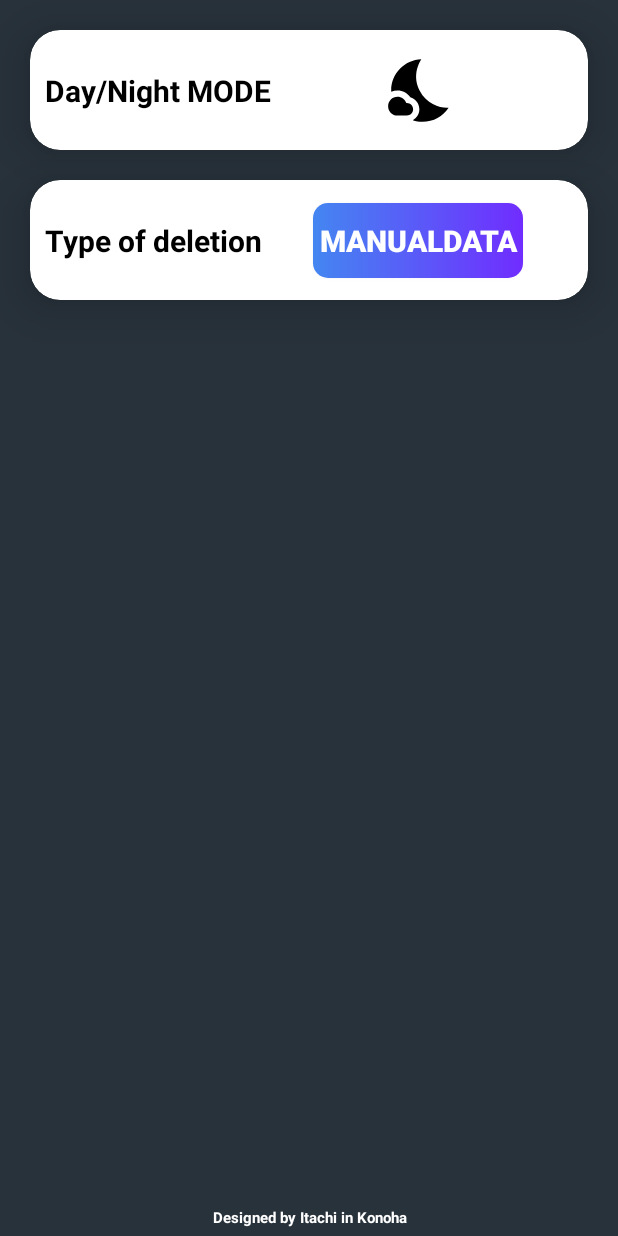
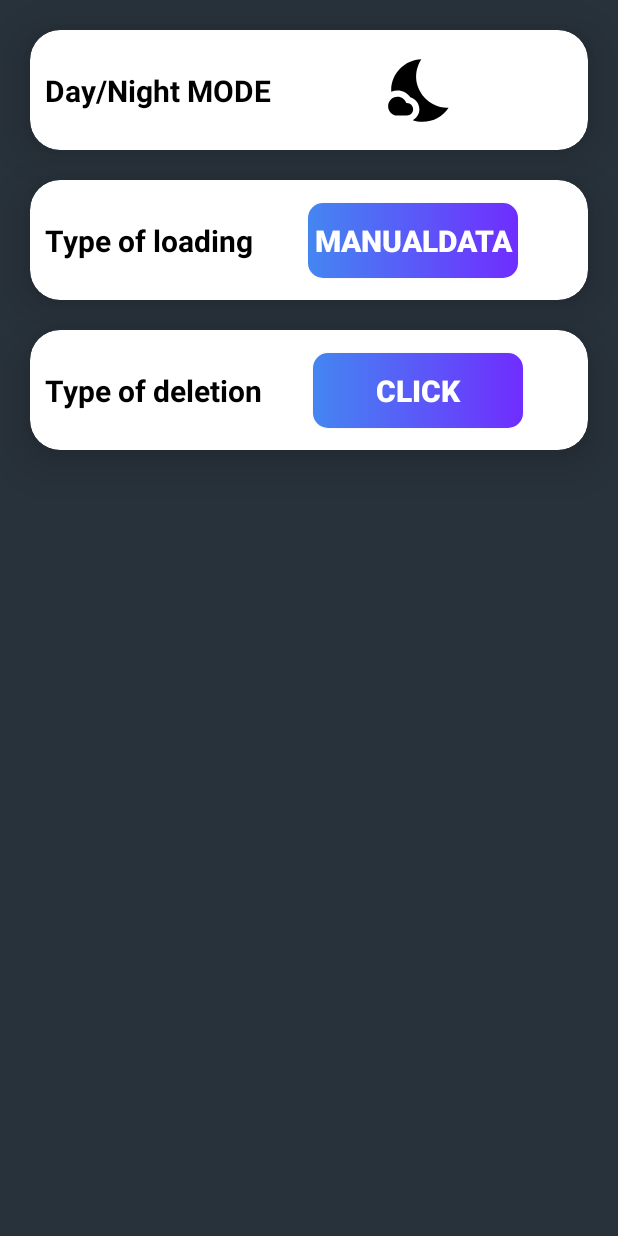
Before and after one commit to TheAlisher/BoredApp, an Android app: the fragment SettingsFragment shown on its own in the app's theme, on a phone screen of 412 x 824 dp. Run offline under Robolectric (Android 15) with nearby library versions, the phone set to English and light mode, and no system bars.

Commit message:
minor refactoring

```diff
--- a/app/src/main/java/com/example/bored/data/AppPreferences.java
+++ b/app/src/main/java/com/example/bored/data/AppPreferences.java
@@ -5,14 +5,16 @@ import android.content.SharedPreferences;
 
 public class AppPreferences {
 
-    // ON BOARD
+    // ONBOARD
     private static final String PREF_IS_FIRST_LAUNCH = "is_first_launch";
     // LIGHT / DARK | MODE
     private static final String PREF_LIGHT_DARK_MODE = "light_dark_mode";
-    // LIVEDATA / SWIPEDATA / MANUALDATA | MODE
+    // MANUALDATA / LIVEDATA | LOAD MODE
+    public static final String PREF_MANUAL_DATA = "manual_data";
     public static final String PREF_LIVE_DATA = "live_data";
-    public static final String PREF_SWIPE_DATA = "swipe_data";
-    public static final String PREF_MANUAL_DATA = "manual_data";
+    // CLICK / SWIPE | DELETE MODE
+    public static final String PREF_CLICK_DELETE = "click_delete";
+    public static final String PREF_SWIPE_DELETE = "swipe_delete";
 
     private SharedPreferences preferences;
 
@@ -40,28 +42,37 @@ public class AppPreferences {
         preferences.edit().putBoolean(PREF_LIGHT_DARK_MODE, flag).apply();
     }
 
-    // LiveData / SwipeDelete / ManualDeleteInCode | MODE
-    public boolean isLiveDataON() {
-        return preferences.getBoolean(PREF_LIVE_DATA, true);
+    // MANUALDATA / LIVEDATA | LOAD MODE
+    public boolean isManualData() {
+        return preferences.getBoolean(PREF_MANUAL_DATA, true);
+    }
+
+    public void setManualData(boolean flag) {
+        preferences.edit().putBoolean(PREF_MANUAL_DATA, flag).apply();
+    }
+
+    public boolean isLiveData() {
+        return preferences.getBoolean(PREF_LIVE_DATA, false);
     }
 
     public void setLiveData(boolean flag) {
         preferences.edit().putBoolean(PREF_LIVE_DATA, flag).apply();
     }
 
-    public boolean isSwipeDeleteON() {
-        return preferences.getBoolean(PREF_SWIPE_DATA, true);
+    // CLICK / SWIPE | DELETE MODE
+    public boolean isClickDelete() {
+        return preferences.getBoolean(PREF_CLICK_DELETE, true);
+    }
+
+    public void setClickDelete(boolean flag) {
+        preferences.edit().putBoolean(PREF_CLICK_DELETE, flag).apply();
+    }
+
+    public boolean isSwipeDelete() {
+        return preferences.getBoolean(PREF_SWIPE_DELETE, false);
     }
 
     public void setSwipeDelete(boolean flag) {
-        preferences.edit().putBoolean(PREF_SWIPE_DATA, flag).apply();
-    }
-
-    public boolean isManualDeleteON() {
-        return preferences.getBoolean(PREF_MANUAL_DATA, true);
-    }
-
-    public void setManualDelete(boolean flag) {
-        preferences.edit().putBoolean(PREF_MANUAL_DATA, flag).apply();
+        preferences.edit().putBoolean(PREF_SWIPE_DELETE, flag).apply();
     }
 }
--- a/app/src/main/java/com/example/bored/presentation_ui/main/MainActivity.java
+++ b/app/src/main/java/com/example/bored/presentation_ui/main/MainActivity.java
@@ -35,9 +35,8 @@ public class MainActivity extends AppCompatActivity {
         super.onCreate(savedInstanceState);
         setContentView(R.layout.activity_main);
         isFirstLaunch();
-
         initializationViews();
-        createNavigationBottomWithViewPager();
+        createBottomNavigationWithViewPager();
     }
 
     private void isDarkModeON() {
@@ -60,7 +59,7 @@ public class MainActivity extends AppCompatActivity {
         mBottomNavigationView = findViewById(R.id.navigationView_main);
     }
 
-    private void createNavigationBottomWithViewPager() {
+    private void createBottomNavigationWithViewPager() {
         mViewPager.setAdapter(new MainPagerAdapter(getSupportFragmentManager()));
         mViewPager.setOffscreenPageLimit(2);
         mBottomNavigationView.setOnNavigationItemSelectedListener(new BottomNavigationView.OnNavigationItemSelectedListener() {
--- a/app/src/main/java/com/example/bored/presentation_ui/settings/SettingsFragment.java
+++ b/app/src/main/java/com/example/bored/presentation_ui/settings/SettingsFragment.java
@@ -19,7 +19,8 @@ import com.example.bored.R;
 public class SettingsFragment extends Fragment {
 
     private ImageView imageDayNightMode;
-    private Button buttonTypeOfDeletionChoose;
+    private Button buttonTypeOfLoading;
+    private Button buttonTypeOfDeletion;
 
     public SettingsFragment() {
     }
@@ -38,14 +39,20 @@ public class SettingsFragment extends Fragment {
     public void onViewCreated(@NonNull View view, @Nullable Bundle savedInstanceState) {
         super.onViewCreated(view, savedInstanceState);
         initializationViews(view);
-        checkTypeOfDeletion();
+        checkTypeOfLoadingAndDeletion();
         imageDayNightMode.setOnClickListener(new View.OnClickListener() {
             @Override
             public void onClick(View view) {
-                settingsImageDayNightModeClick();
+                settingsDayNightModeClick();
             }
         });
-        buttonTypeOfDeletionChoose.setOnClickListener(new View.OnClickListener() {
+        buttonTypeOfLoading.setOnClickListener(new View.OnClickListener() {
+            @Override
+            public void onClick(View view) {
+                settingsTypeOfLoadingClick();
+            }
+        });
+        buttonTypeOfDeletion.setOnClickListener(new View.OnClickListener() {
             @Override
             public void onClick(View view) {
                 settingsTypeOfDeletionClick();
@@ -55,22 +62,26 @@ public class SettingsFragment extends Fragment {
 
     private void initializationViews(View view) {
         imageDayNightMode = view.findViewById(R.id.imageSwitch_settings_day_night_mode);
-        buttonTypeOfDeletionChoose = view.findViewById(R.id.button_settings_type_of_deletion);
+        buttonTypeOfLoading = view.findViewById(R.id.button_settings_type_of_loading);
+        buttonTypeOfDeletion = view.findViewById(R.id.button_settings_type_of_deletion);
     }
 
-    private void checkTypeOfDeletion() {
-        if (App.appPreferences.isLiveDataON()) {
-            buttonTypeOfDeletionChoose.setText(R.string.text_settings_live_data);
+    private void checkTypeOfLoadingAndDeletion() {
+        if (App.appPreferences.isManualData()) {
+            buttonTypeOfLoading.setText(R.string.text_settings_manual_data);
         }
-        if (App.appPreferences.isSwipeDeleteON()) {
-            buttonTypeOfDeletionChoose.setText(R.string.text_settings_swipe_data);
+        if (App.appPreferences.isLiveData()) {
+            buttonTypeOfLoading.setText(R.string.text_settings_live_data);
         }
-        if (App.appPreferences.isManualDeleteON()) {
-            buttonTypeOfDeletionChoose.setText(R.string.text_settings_manual_data);
+        if (App.appPreferences.isClickDelete()) {
+            buttonTypeOfDeletion.setText(R.string.text_settings_click_delete);
+        }
+        if (App.appPreferences.isSwipeDelete()) {
+            buttonTypeOfDeletion.setText(R.string.text_settings_swipe_delete);
         }
     }
 
-    private void settingsImageDayNightModeClick() {
+    private void settingsDayNightModeClick() {
         if (App.appPreferences.isDarkModeON()) {
             AppCompatDelegate.setDefaultNightMode(AppCompatDelegate.MODE_NIGHT_NO);
             App.appPreferences.setModeDark(false);
@@ -80,22 +91,27 @@ public class SettingsFragment extends Fragment {
         }
     }
 
+    private void settingsTypeOfLoadingClick() {
+        if (App.appPreferences.isManualData()) {
+            buttonTypeOfLoading.setText(R.string.text_settings_live_data);
+            App.appPreferences.setManualData(false);
+            App.appPreferences.setLiveData(true);
+        } else if (App.appPreferences.isLiveData()) {
+            buttonTypeOfLoading.setText(R.string.text_settings_manual_data);
+            App.appPreferences.setManualData(true);
+            App.appPreferences.setLiveData(false);
+        }
+    }
+
     private void settingsTypeOfDeletionClick() {
-        if (App.appPreferences.isManualDeleteON()) {
-            buttonTypeOfDeletionChoose.setText(R.string.text_settings_live_data);
-            App.appPreferences.setLiveData(true);
+        if (App.appPreferences.isClickDelete()) {
+            buttonTypeOfDeletion.setText(R.string.text_settings_swipe_delete);
+            App.appPreferences.setClickDelete(false);
+            App.appPreferences.setSwipeDelete(true);
+        } else if (App.appPreferences.isSwipeDelete()) {
+            buttonTypeOfDeletion.setText(R.string.text_settings_click_delete);
+            App.appPreferences.setClickDelete(true);
             App.appPreferences.setSwipeDelete(false);
-            App.appPreferences.setManualDelete(false);
-        } else if (App.appPreferences.isLiveDataON()) {
-            buttonTypeOfDeletionChoose.setText(R.string.text_settings_swipe_data);
-            App.appPreferences.setLiveData(false);
-            App.appPreferences.setSwipeDelete(true);
-            App.appPreferences.setManualDelete(false);
-        } else if (App.appPreferences.isSwipeDeleteON()) {
-            buttonTypeOfDeletionChoose.setText(R.string.text_settings_manual_data);
-            App.appPreferences.setLiveData(false);
-            App.appPreferences.setSwipeDelete(false);
-            App.appPreferences.setManualDelete(true);
         }
     }
 }
--- a/app/src/main/res/layout/fragment_favorites.xml
+++ b/app/src/main/res/layout/fragment_favorites.xml
@@ -13,6 +13,7 @@
         android:layout_height="wrap_content"
         android:layout_margin="@dimen/margin_20dp"
         android:padding="20dp"
+        android:visibility="gone"
         app:cardCornerRadius="10dp">
 
         <TextView
--- a/app/src/main/res/layout/fragment_settings.xml
+++ b/app/src/main/res/layout/fragment_settings.xml
@@ -45,11 +45,47 @@
     </com.google.android.material.card.MaterialCardView>
 
     <com.google.android.material.card.MaterialCardView
+        android:id="@+id/materialCard_settings_type_of_loading"
+        style="@style/SettingsMaterialCard"
+        android:layout_width="match_parent"
+        android:layout_height="80dp"
+        app:layout_constraintTop_toBottomOf="@+id/materialCard_settings_day_night_mode">
+
+        <androidx.constraintlayout.widget.ConstraintLayout
+            android:layout_width="match_parent"
+            android:layout_height="match_parent"
+            android:layout_margin="@dimen/margin_10dp">
+
+            <TextView
+                android:id="@+id/text_settings_type_of_loading"
+                style="@style/SettingsText"
+                android:layout_width="wrap_content"
+                android:layout_height="wrap_content"
+                android:text="@string/text_settings_type_of_loading"
+                app:layout_constraintBottom_toBottomOf="parent"
+                app:layout_constraintLeft_toLeftOf="parent"
+                app:layout_constraintTop_toTopOf="parent" />
+
+            <Button
+                android:id="@+id/button_settings_type_of_loading"
+                style="@style/SettingsButton"
+                android:layout_width="@dimen/width_140dp"
+                android:layout_height="@dimen/height_50dp"
+                app:layout_constraintBottom_toBottomOf="parent"
+                app:layout_constraintLeft_toRightOf="@+id/text_settings_type_of_loading"
+                app:layout_constraintRight_toRightOf="parent"
+                app:layout_constraintTop_toTopOf="parent" />
+
+        </androidx.constraintlayout.widget.ConstraintLayout>
+
+    </com.google.android.material.card.MaterialCardView>
+
+    <com.google.android.material.card.MaterialCardView
         android:id="@+id/materialCard_settings_type_of_deletion"
         style="@style/SettingsMaterialCard"
         android:layout_width="match_parent"
         android:layout_height="@dimen/height_80dp"
-        app:layout_constraintTop_toBottomOf="@+id/materialCard_settings_day_night_mode">
+        app:layout_constraintTop_toBottomOf="@+id/materialCard_settings_type_of_loading">
 
         <androidx.constraintlayout.widget.ConstraintLayout
             android:layout_width="match_parent"
@@ -80,16 +116,5 @@
 
     </com.google.android.material.card.MaterialCardView>
 
-    <TextView
-        android:layout_width="match_parent"
-        android:layout_height="wrap_content"
-        android:text="Designed by Itachi in Konoha"
-        android:textAlignment="center"
-        android:layout_margin="5dp"
-        android:textColor="@color/White"
-        android:textSize="10sp"
-        android:textStyle="bold"
-        app:layout_constraintBottom_toBottomOf="parent" />
-
 
 </androidx.constraintlayout.widget.ConstraintLayout>
--- a/app/src/main/res/values/strings.xml
+++ b/app/src/main/res/values/strings.xml
@@ -1,7 +1,7 @@
 <resources>
     <string name="app_name">Bored API</string>
 
-    Intro Activity
+    <!--IntroActivity-->
     <string name="button_intro_next">Next</string>
     <string name="button_intro_skip">Skip</string>
     <string name="button_intro_start">Start</string>
@@ -17,16 +17,7 @@
         <a href="https://www.boredapi.com/documentation">documentation</a>
     </string>
 
-    BottomNavigationItem
-    <string name="text_bottomNavigationMenu_home">Main</string>
-    <string name="text_bottomNavigationMenu_favorite">Favorite</string>
-    <string name="text_bottomNavigationMenu_settings">Settings</string>
-
-    PopupMenuItem
-    <string name="text_popupMenu_share">Share</string>
-    <string name="text_popupMenu_copy_link">Copy link</string>
-
-    Main Fragment / CardBored ListItem
+    <!--Main Fragment / CardBored ListItem-->
     <string name="text_main_category">Category</string>
     <string name="contentDescription_main_image_more">Icon more</string>
     <string name="contentDescription_main_image_like">Icon like</string>
@@ -43,22 +34,34 @@
     <string name="text_main_participants">Participants</string>
     <string name="button_main_open_link">Open Link:</string>
     <string name="text_main_price_slider">Price</string>
-    |BottomSheet
+
+    <!--Favorites Fragment-->
+    <string name="text_favorites_youHaveNoSavedYet">У вас пока нет сохраненных</string>
+
+    <!--Settings Fragment-->
+    <string name="text_settings_day_night_mode">Day/Night MODE</string>
+    <string name="contentDescription_settings_imageSwitch_day_night_mode">Icon Switch Day/Night MODE</string>
+    <string name="text_settings_type_of_deletion">Type of deletion</string>
+    <string name="text_settings_type_of_loading">Type of loading</string>
+    <string name="text_settings_manual_data">ManualData</string>
+    <string name="text_settings_live_data">LiveData</string>
+    <string name="text_settings_click_delete">Click</string>
+    <string name="text_settings_swipe_delete">Swipe</string>
+
+    <!--BottomNavigationMenu-->
+    <string name="text_bottomNavigationMenu_home">Main</string>
+    <string name="text_bottomNavigationMenu_favorite">Favorite</string>
+    <string name="text_bottomNavigationMenu_settings">Settings</string>
+
+    <!--BottomSheet-->
     <string name="contentDescription_bottomSheet_icon_share">Icon share</string>
     <string name="text_bottomSheet_share">Share</string>
     <string name="contentDescription_bottomSheet_icon_link">Icon link</string>
     <string name="text_bottomSheet_link">Copy link</string>
 
-    Favorites Fragment
-    <string name="text_favorites_youHaveNoSavedYet">У вас пока нет сохраненных</string>
-
-    Settings Fragment
-    <string name="text_settings_day_night_mode">Day/Night MODE</string>
-    <string name="contentDescription_settings_imageSwitch_day_night_mode">Icon Switch Day/Night MODE</string>
-    <string name="text_settings_type_of_deletion">Type of deletion</string>
-    <string name="text_settings_live_data">LiveData</string>
-    <string name="text_settings_swipe_data">SwipeData</string>
-    <string name="text_settings_manual_data">ManualData</string>
+    <!--PopupMenu-->
+    <string name="text_popupMenu_share">Share</string>
+    <string name="text_popupMenu_copy_link">Copy link</string>
 
 
 </resources>
```
Also changed, not shown: app/src/main/java/com/example/bored/presentation_ui/favorites/FavoritesFragment.java (+24 -22 lines), 2 other files.
